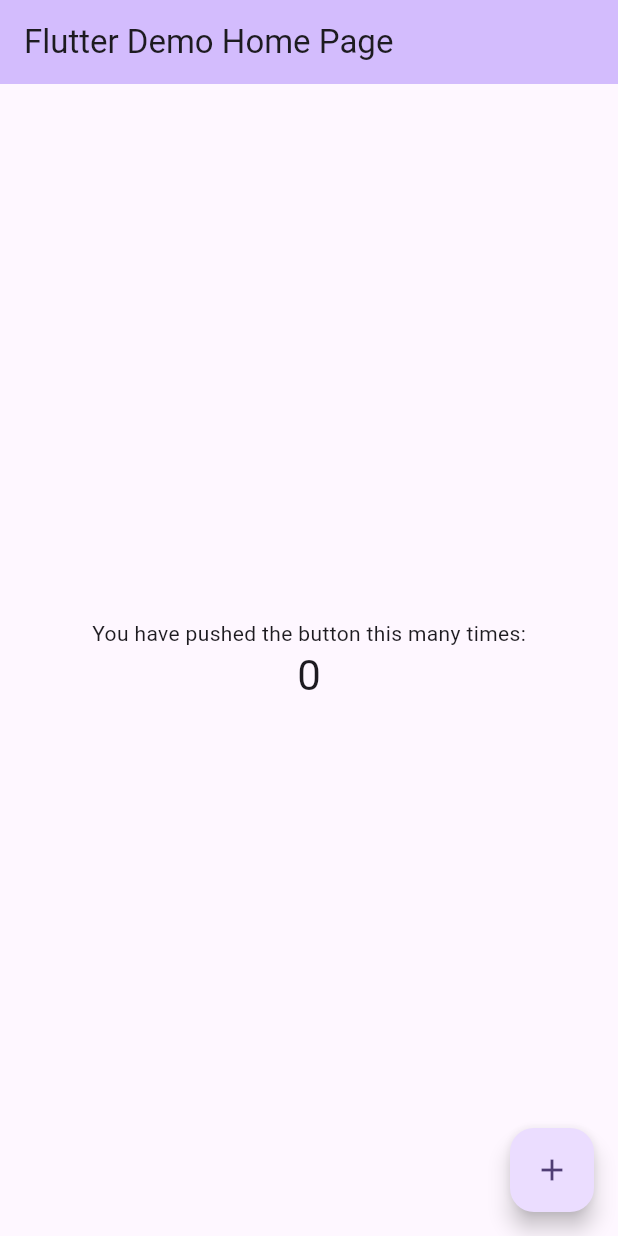
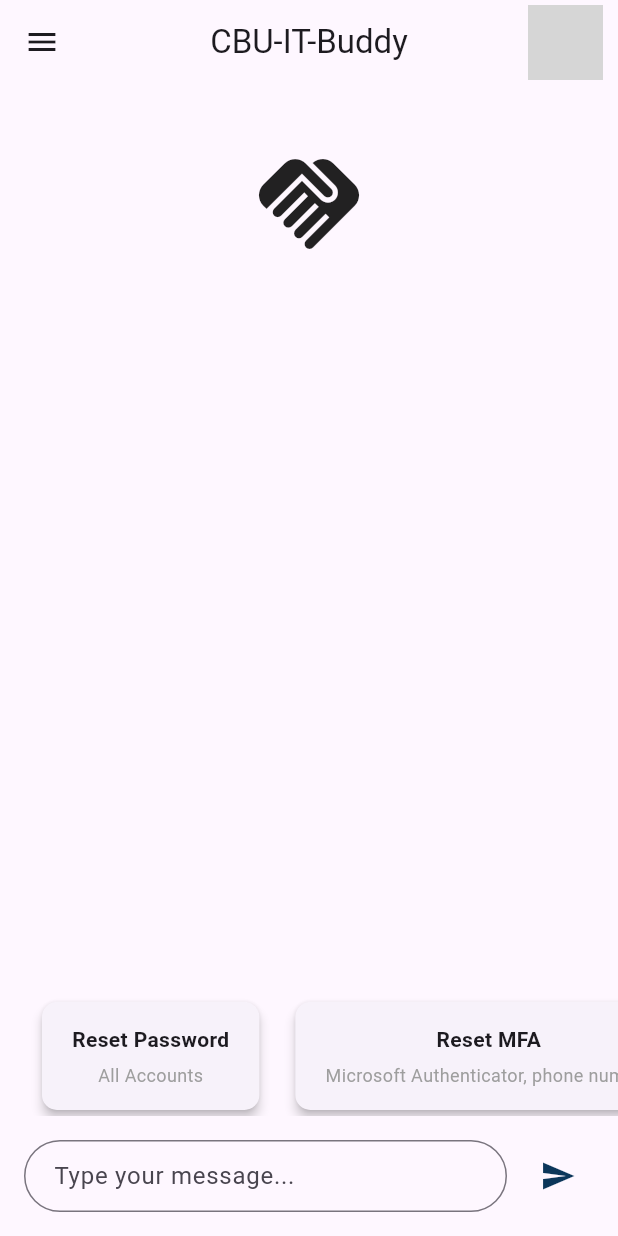
Before and after one commit to CBU-IT-Buddy/CBU_IT_Buddy, a Flutter app: the screen it shows after launch, on a phone screen of 412 x 824 dp. Run offline on Flutter 3.47's test engine with Material 3 defaults, Android fonts, the phone set to English and light mode, and no system bars; our stand-ins replace firebase_core; accounts and stored records are empty; grey boxes are pictures that could not be loaded.

Commit message:
Basic UI Changes
Created new files:

home_page
app_bar
option_card

Decluttered main

Setup assets folder

```diff
--- /dev/null
+++ b/cbu_it_buddy/lib/app_bar.dart
@@ -0,0 +1,40 @@
+import 'package:flutter/material.dart';
+
+//////////////////////////////////////////////
+// Function to build the AppBar for the app
+//////////////////////////////////////////////
+AppBar buildAppBar() {
+  return AppBar(
+    //////////////////////////////////////////////
+    // Title for the AppBar (centered)
+    //////////////////////////////////////////////
+    title: Text("CBU-IT-Buddy"),
+    centerTitle: true,
+
+    //////////////////////////////////////////////
+    // Leading icon (menu button on the left)
+    //////////////////////////////////////////////
+    leading: IconButton(
+      icon: Icon(Icons.menu),
+      onPressed: () {
+        // Action for menu button
+      },
+    ),
+
+    //////////////////////////////////////////////
+    // Actions (logo image on the right)
+    //////////////////////////////////////////////
+    actions: [
+      Padding(
+        padding: EdgeInsets.only(right: 10.0),
+        child: Image.asset(
+          '/Users/dartagnancalitz/CBU_IT_Buddy/cbu_it_buddy/lib/assets/images/cbu_logo.png', // Make sure the path matches your folder structure
+          width: 50, // Set a fixed width to prevent overflow
+          height: 50, // Set a fixed height to prevent overflow
+          fit: BoxFit
+              .contain, // Ensure the image fits within the given dimensions
+        ),
+      ),
+    ],
+  );
+}
--- /dev/null
+++ b/cbu_it_buddy/lib/home_page.dart
@@ -0,0 +1,86 @@
+import 'package:flutter/material.dart';
+import 'option_card.dart';
+
+class CBUITBuddyHomePage extends StatelessWidget {
+  @override
+  Widget build(BuildContext context) {
+    return Stack(
+      children: [
+        //////////////////////////////////////////////
+        // Main Column to hold the icon and options
+        //////////////////////////////////////////////
+        Column(
+          children: [
+            SizedBox(height: 40.0), // Added spacing at the top
+            Icon(Icons.handshake, size: 80), // Placeholder for the hand icon
+            Spacer(), // Pushes the options down
+            //////////////////////////////////////////////
+            // Horizontally scrollable row of option cards
+            // Positioned just above the chat bar
+            //////////////////////////////////////////////
+            Padding(
+              padding: const EdgeInsets.only(
+                  bottom: 80.0), // Space between buttons and chat box
+              child: SingleChildScrollView(
+                scrollDirection: Axis.horizontal,
+                child: Row(
+                  children: [
+                    SizedBox(width: 16.0),
+                    OptionCard(
+                        title: "Reset Password", subtitle: "All Accounts"),
+                    OptionCard(
+                        title: "Reset MFA",
+                        subtitle: "Microsoft Authenticator, phone number"),
+                    OptionCard(
+                        title: "WiFi - Problems",
+                        subtitle: "CBU-SECURE, CBU..."),
+                    // Add more option cards if needed
+                    SizedBox(width: 16.0),
+                  ],
+                ),
+              ),
+            ),
+          ],
+        ),
+        //////////////////////////////////////////////
+        // Chat Bar positioned at the bottom of the screen
+        //////////////////////////////////////////////
+        Align(
+          alignment: Alignment.bottomCenter,
+          child: Padding(
+            padding: const EdgeInsets.all(16.0),
+            child: Row(
+              children: [
+                //////////////////////////////////////////////
+                // Message input field
+                //////////////////////////////////////////////
+                Expanded(
+                  child: TextField(
+                    decoration: InputDecoration(
+                      hintText: "Type your message...",
+                      border: OutlineInputBorder(
+                        borderRadius: BorderRadius.circular(30),
+                      ),
+                      contentPadding: EdgeInsets.symmetric(horizontal: 16.0),
+                    ),
+                  ),
+                ),
+                SizedBox(width: 10),
+                //////////////////////////////////////////////
+                // Send button for sending messages
+                //////////////////////////////////////////////
+                IconButton(
+                  icon: Icon(Icons.send,
+                      color: const Color.fromARGB(255, 11, 54, 90)),
+                  onPressed: () {
+                    // Send message action
+                  },
+                ),
+              ],
+            ),
+          ),
+        ),
+      ],
+    );
+  }
+}
--- a/cbu_it_buddy/lib/main.dart
+++ b/cbu_it_buddy/lib/main.dart
@@ -1,125 +1,35 @@
+import 'package:cbu_it_buddy/app_bar.dart'; // Custom AppBar file import
 import 'package:flutter/material.dart';
+import 'home_page.dart'; // HomePage file import
 
+//////////////////////////////////////////////
+// Main function to run the app
+//////////////////////////////////////////////
 void main() {
-  runApp(const MyApp());
+  runApp(CBUITBuddyApp()); // Entry point of the app
 }
 
-class MyApp extends StatelessWidget {
-  const MyApp({super.key});
-
-  // This widget is the root of your application.
+//////////////////////////////////////////////
+// Main StatelessWidget class for the app
+//////////////////////////////////////////////
+class CBUITBuddyApp extends StatelessWidget {
   @override
   Widget build(BuildContext context) {
     return MaterialApp(
-      title: 'Flutter Demo',
-      theme: ThemeData(
-        // This is the theme of your application.
-        //
-        // TRY THIS: Try running your application with "flutter run". You'll see
-        // the application has a purple toolbar. Then, without quitting the app,
-        // try changing the seedColor in the colorScheme below to Colors.green
-        // and then invoke "hot reload" (save your changes or press the "hot
-        // reload" button in a Flutter-supported IDE, or press "r" if you used
-        // the command line to start the app).
-        //
-        // Notice that the counter didn't reset back to zero; the application
-        // state is not lost during the reload. To reset the state, use hot
-        // restart instead.
-        //
-        // This works for code too, not just values: Most code changes can be
-        // tested with just a hot reload.
-        colorScheme: ColorScheme.fromSeed(seedColor: Colors.deepPurple),
-        useMaterial3: true,
+      //////////////////////////////////////////////
+      // Scaffold to provide structure for the app
+      //////////////////////////////////////////////
+      home: Scaffold(
+        //////////////////////////////////////////////
+        // Custom AppBar at the top of the screen
+        //////////////////////////////////////////////
+        appBar: buildAppBar(),
+
+        //////////////////////////////////////////////
+        // HomePage widget as the body of the app
+        //////////////////////////////////////////////
+        body: CBUITBuddyHomePage(),
       ),
-      home: const MyHomePage(title: 'Flutter Demo Home Page'),
     );
   }
 }
-
-class MyHomePage extends StatefulWidget {
-  const MyHomePage({super.key, required this.title});
-
-  // This widget is the home page of your application. It is stateful, meaning
-  // that it has a State object (defined below) that contains fields that affect
-  // how it looks.
-
-  // This class is the configuration for the state. It holds the values (in this
-  // case the title) provided by the parent (in this case the App widget) and
-  // used by the build method of the State. Fields in a Widget subclass are
-  // always marked "final".
-
-  final String title;
-
-  @override
-  State<MyHomePage> createState() => _MyHomePageState();
-}
-
-class _MyHomePageState extends State<MyHomePage> {
-  int _counter = 0;
-
-  void _incrementCounter() {
-    setState(() {
-      // This call to setState tells the Flutter framework that something has
-      // changed in this State, which causes it to rerun the build method below
-      // so that the display can reflect the updated values. If we changed
-      // _counter without calling setState(), then the build method would not be
-      // called again, and so nothing would appear to happen.
-      _counter++;
-    });
-  }
-
-  @override
-  Widget build(BuildContext context) {
-    // This method is rerun every time setState is called, for instance as done
-    // by the _incrementCounter method above.
-    //
-    // The Flutter framework has been optimized to make rerunning build methods
-    // fast, so that you can just rebuild anything that needs updating rather
-    // than having to individually change instances of widgets.
-    return Scaffold(
-      appBar: AppBar(
-        // TRY THIS: Try changing the color here to a specific color (to
-        // Colors.amber, perhaps?) and trigger a hot reload to see the AppBar
-        // change color while the other colors stay the same.
-        backgroundColor: Theme.of(context).colorScheme.inversePrimary,
-        // Here we take the value from the MyHomePage object that was created by
-        // the App.build method, and use it to set our appbar title.
-        title: Text(widget.title),
-      ),
-      body: Center(
-        // Center is a layout widget. It takes a single child and positions it
-        // in the middle of the parent.
-        child: Column(
-          // Column is also a layout widget. It takes a list of children and
-          // arranges them vertically. By default, it sizes itself to fit its
-          // children horizontally, and tries to be as tall as its parent.
-          //
-          // Column has various properties to control how it sizes itself and
-          // how it positions its children. Here we use mainAxisAlignment to
-          // center the children vertically; the main axis here is the vertical
-          // axis because Columns are vertical (the cross axis would be
-          // horizontal).
-          //
-          // TRY THIS: Invoke "debug painting" (choose the "Toggle Debug Paint"
-          // action in the IDE, or press "p" in the console), to see the
-          // wireframe for each widget.
-          mainAxisAlignment: MainAxisAlignment.center,
-          children: <Widget>[
-            const Text(
-              'You have pushed the button this many times:',
-            ),
-            Text(
-              '$_counter',
-              style: Theme.of(context).textTheme.headlineMedium,
-            ),
-          ],
-        ),
-      ),
-      floatingActionButton: FloatingActionButton(
-        onPressed: _incrementCounter,
-        tooltip: 'Increment',
-        child: const Icon(Icons.add),
-      ), // This trailing comma makes auto-formatting nicer for build methods.
-    );
-  }
-}
--- /dev/null
+++ b/cbu_it_buddy/lib/option_card.dart
@@ -0,0 +1,49 @@
+import 'package:flutter/material.dart';
+
+class OptionCard extends StatelessWidget {
+  final String title;
+  final String subtitle;
+
+  OptionCard({required this.title, required this.subtitle});
+
+  @override
+  Widget build(BuildContext context) {
+    //////////////////////////////////////////////
+    // Container for each option card
+    //////////////////////////////////////////////
+    return Container(
+      padding: EdgeInsets.symmetric(horizontal: 8.0),
+      child: Card(
+        elevation: 3,
+        shape: RoundedRectangleBorder(borderRadius: BorderRadius.circular(10)),
+        child: Padding(
+          padding: const EdgeInsets.symmetric(vertical: 15.0, horizontal: 20.0),
+          child: Column(
+            mainAxisSize: MainAxisSize.min,
+            mainAxisAlignment: MainAxisAlignment.center,
+            children: [
+              //////////////////////////////////////////////
+              // Title text for the card
+              //////////////////////////////////////////////
+              Text(
+                title,
+                style: TextStyle(fontWeight: FontWeight.bold, fontSize: 14),
+                overflow: TextOverflow.visible, // Prevent text wrapping
+              ),
+              SizedBox(height: 5),
+              //////////////////////////////////////////////
+              // Subtitle text for the card
+              //////////////////////////////////////////////
+              Text(
+                subtitle,
+                textAlign: TextAlign.center,
+                style: TextStyle(color: Colors.grey, fontSize: 12),
+                overflow: TextOverflow.visible, // Prevent text wrapping
+              ),
+            ],
+          ),
+        ),
+      ),
+    );
+  }
+}
--- a/cbu_it_buddy/pubspec.yaml
+++ b/cbu_it_buddy/pubspec.yaml
@@ -60,8 +60,8 @@ flutter:
   uses-material-design: true
 
   # To add assets to your application, add an assets section, like this:
-  # assets:
-  #   - images/a_dot_burr.jpeg
+  assets:
+    - /Users/dartagnancalitz/CBU_IT_Buddy/cbu_it_buddy/lib/assets/images/cbu_logo.png
   #   - images/a_dot_ham.jpeg
 
   # An image asset can refer to one or more resolution-specific "variants", see
```
Also changed, not shown: cbu_it_buddy/lib/assets/images/cbu_logo.png (added).
